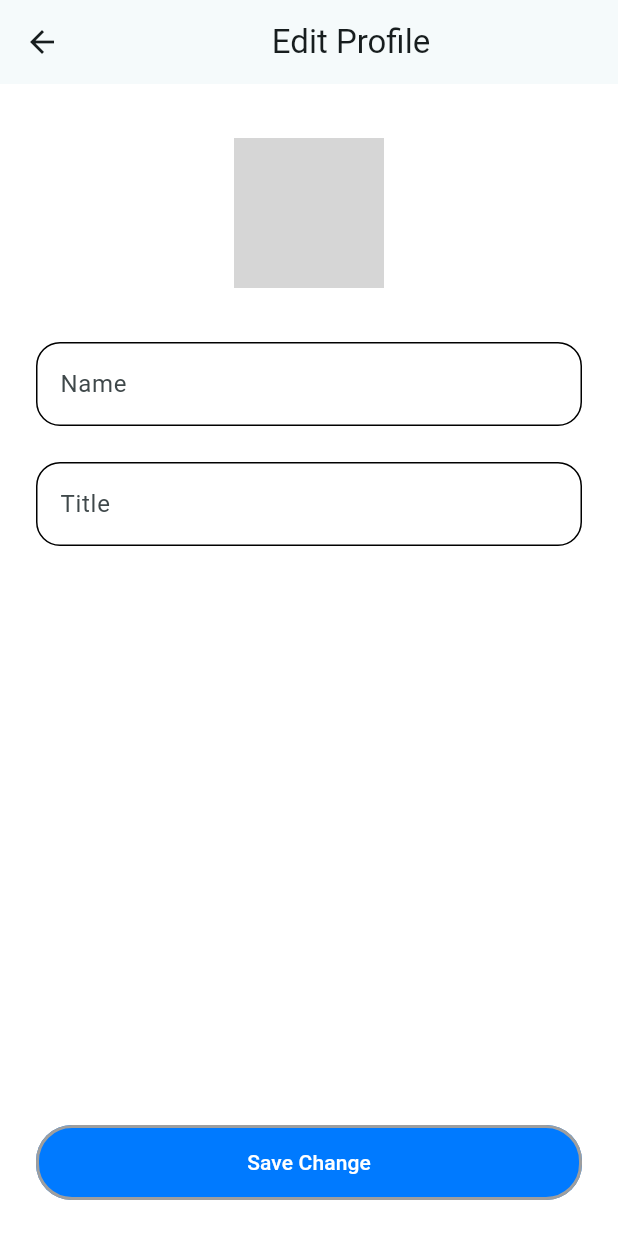
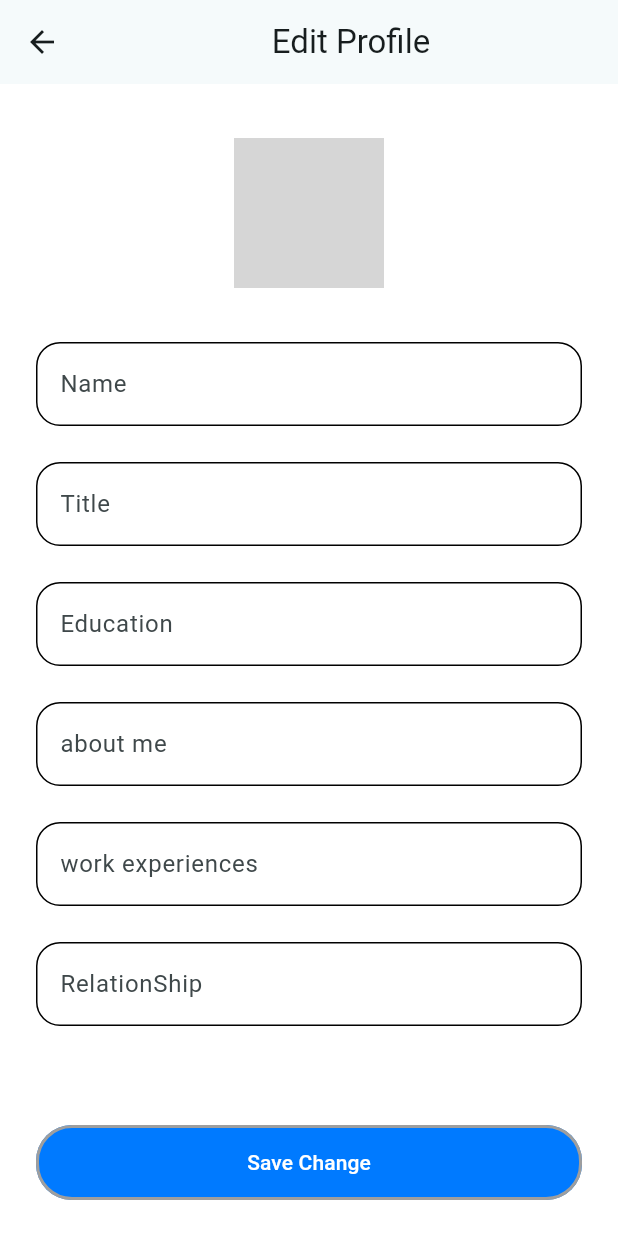
Before and after one commit to Abdo-mohamed727/Social-Media-App, a Flutter app: the EditProfilePage screen opened directly with empty values, on a phone screen of 412 x 824 dp. Run offline on Flutter 3.47's test engine with Material 3 defaults, Android fonts, the phone set to English and light mode, and no system bars; our stand-ins replace cached_network_image, file_picker, flutter_bloc, google_sign_in, image_picker, persistent_bottom_nav_bar_v2 and 1 more; accounts and stored records are empty; network calls fail; grey boxes are pictures that could not be loaded.

```diff
--- a/lib/core/utils/app_routs.dart
+++ b/lib/core/utils/app_routs.dart
@@ -1,5 +1,5 @@
 class AppRouts {
-  static const String authroute = "/";
+  static const String authroute = "/auth";
   static const String homeroute = "/home";
   static const String postroute = "/post";
   static const String notfoundpage = "/nopage";
--- a/lib/core/utils/app_tables.dart
+++ b/lib/core/utils/app_tables.dart
@@ -4,4 +4,5 @@ class AppTables {
   static const String stories = 'stories';
   static const String comments = 'comments';
   static const String story = 'story';
+  static const String userProfile = 'userprofile';
 }
--- a/lib/features/auth/cubit/cubit/auth_cubit.dart
+++ b/lib/features/auth/cubit/cubit/auth_cubit.dart
@@ -65,7 +65,7 @@ class AuthCubit extends Cubit<AuthState> {
   Future<void> signinWithgoogle() async {
     emit(AuthWithGoogleLooding());
     try {
-      await authservices.signInWithGoogle();
+      await authservices.googleSignIn();
       emit(AuthWithGoogleSuccess());
     } catch (e) {
       emit(AuthWithGoogleError(e.toString()));
--- a/lib/features/auth/models/user_data.dart
+++ b/lib/features/auth/models/user_data.dart
@@ -13,6 +13,10 @@ class UserData {
   final num? postscount;
   final List<String>? following;
   final List<String>? followers;
+  final String? aboutMe;
+  final String? workExperiences;
+  final String? education;
+  final String? relationShip;
 
   const UserData({
     required this.name,
@@ -26,6 +30,10 @@ class UserData {
     this.followingCount,
     this.following,
     this.followers,
+    this.aboutMe,
+    this.education,
+    this.workExperiences,
+    this.relationShip,
   });
 
   Map<String, dynamic> toMap() {
@@ -40,6 +48,10 @@ class UserData {
       if (followingCount != null) 'following_count': followingCount,
       'following': following,
       'followers': followers,
+      'about_me': aboutMe,
+      'work_experiences': workExperiences,
+      'education': education,
+      'relationship': relationShip,
     };
   }
 
@@ -59,6 +71,10 @@ class UserData {
       followers: map['followers'] != null
           ? List<String>.from(map['followers'] ?? [])
           : null,
+      aboutMe: map['about_me'] ?? '',
+      relationShip: map['relationship'] ?? '',
+      education: map['education'] ?? '',
+      workExperiences: map['work_experiences'],
     );
   }
 
@@ -77,6 +93,11 @@ class UserData {
     num? followerscount,
     num? followingcount,
     num? postscount,
+    String? aboutMe,
+    String? education,
+
+    String? workExperiences,
+    String? relationShip,
   }) {
     return UserData(
       name: name ?? this.name,
@@ -90,6 +111,11 @@ class UserData {
       following: following ?? this.following,
       followers: followers ?? this.followers,
       postscount: postscount ?? this.postscount,
+
+      aboutMe: aboutMe ?? this.aboutMe,
+      education: education ?? this.education,
+      workExperiences: workExperiences ?? this.workExperiences,
+      relationShip: relationShip ?? this.relationShip,
     );
   }
 }
--- a/lib/features/home/cubit/home_cubit.dart
+++ b/lib/features/home/cubit/home_cubit.dart
@@ -59,6 +59,7 @@ class HomeCubit extends Cubit<HomeState> {
         post = post.copyWith(commentsCount: postComments.length);
         if (userData != null) {
           post = post.copyWith(
+            authorImageUrl: userData.imgUrl,
             authorName: userData.name,
             isLiked: post.likes?.contains(userData.id) ?? false,
           );
--- a/lib/features/home/models/stories_model.dart
+++ b/lib/features/home/models/stories_model.dart
@@ -46,9 +46,7 @@ class StoriesModel {
       'imgUrl': imgUrl,
       'author_id': autherId,
       'created_at': createdAt,
-      'authorName': autherName,
       'text': text,
-      'author_image': authorimage,
     };
   }
 
@@ -57,9 +55,7 @@ class StoriesModel {
       imgUrl: map['imgUrl'] != null ? map['imgUrl'] as String : null,
       autherId: map['author_id'] ?? '',
       createdAt: map['created_at'] ?? '',
-      autherName: map['authorName'] ?? '',
       text: map['text'] != null ? map['text'] ?? '' : null,
-      authorimage: map['author_image'] ?? '',
     );
   }
 
--- a/lib/features/profile/cubit/edit_profile_cubit/cubit/edit_profile_cubit.dart
+++ b/lib/features/profile/cubit/edit_profile_cubit/cubit/edit_profile_cubit.dart
@@ -1,6 +1,9 @@
+import 'dart:io';
+
 import 'package:flutter_bloc/flutter_bloc.dart';
 import 'package:social_media_app/core/services/core_auth_services.dart';
 import 'package:social_media_app/features/profile/services/profile_services.dart';
+import 'package:supabase_flutter/supabase_flutter.dart';
 
 part 'edit_profile_state.dart';
 
@@ -8,24 +11,36 @@ class EditProfileCubit extends Cubit<EditProfileState> {
   EditProfileCubit() : super(EditProfileInitial());
   final profileServices = ProfileServices();
   final coreAuthServices = CoreAuthServices();
+  final supabaseStorageClient = Supabase.instance.client;
 
+File? Currentimage;
   Future<void> editProfilePage(
     String? name,
     String? title,
     String? imageurl,
+    String? education,
+    String? workExperiences,
+    String? aboutMe,
+    String? relationShip,
   ) async {
     emit(EditProfileLoading());
     try {
+
       final user = await coreAuthServices.getCurrentUserData();
       if (user == null) {
         emit(EditProfileFailed('Editing Failed'));
         return;
       }
       await profileServices.editProfilePage(
+
         userId: user.id,
         name: name,
         title: title,
-        imageUrl: imageurl,
+        imageUrl: Currentimage,
+        education: education,
+        workExperiences: workExperiences,
+        relationShip: relationShip,
+        aboutMe: aboutMe,
       );
       emit(EditProfileSuccess());
     } catch (e) {
--- a/lib/features/profile/services/profile_services.dart
+++ b/lib/features/profile/services/profile_services.dart
@@ -1,7 +1,9 @@
 import 'dart:io';
 
 import 'package:social_media_app/core/services/supabase_database_services.dart';
+import 'package:social_media_app/core/utils/app_constants.dart';
 import 'package:social_media_app/core/utils/app_tables.dart';
+import 'package:social_media_app/features/auth/models/user_data.dart';
 import 'package:social_media_app/features/home/models/post_model.dart';
 import 'package:supabase_flutter/supabase_flutter.dart';
 
@@ -23,13 +25,39 @@ class ProfileServices {
   }
 
   Future<void> editProfilePage({
+    UserData? userdata,
     required String userId,
     String? name,
     String? title,
-    String? imageUrl,
+    File? imageUrl,
+    String? education,
+    String? workExperiences,
+    String? aboutMe,
+    String? relationShip,
   }) async {
     try {
-      final values = {'name': name, 'title': title, 'img_Url': imageUrl};
+      String? image;
+      if (imageUrl != null) {
+        image = await supabaseStorageClient
+            .from(AppTables.userProfile)
+            .upload('private/${DateTime.now().toIso8601String()}', imageUrl);
+      }
+      // if(image != null){
+      //   userdata=userdata.copyWith(
+      //     imgUrl: '${AppConstants.baseMediaUrl}$imageUrl'
+      //   )
+
+      // }
+      final values = {
+        'name': name,
+        'title': title,
+        'img_Url': image,
+        'about_me': aboutMe,
+
+        'education': education,
+        'work_experiences': workExperiences,
+        'relationship': relationShip,
+      };
       await subabaseservices.updateRow(
         table: AppTables.users,
         values: values,
--- a/lib/features/profile/views/pages/edit_profile_page.dart
+++ b/lib/features/profile/views/pages/edit_profile_page.dart
@@ -1,11 +1,9 @@
-import 'dart:math';
-
 import 'package:cached_network_image/cached_network_image.dart';
 import 'package:flutter/material.dart';
 import 'package:flutter_bloc/flutter_bloc.dart';
-import 'package:social_media_app/core/utils/colors.dart';
 import 'package:social_media_app/core/widgets/main_button.dart';
 import 'package:social_media_app/features/auth/models/user_data.dart';
+import 'package:social_media_app/features/home/cubit/home_cubit.dart';
 import 'package:social_media_app/features/profile/cubit/edit_profile_cubit/cubit/edit_profile_cubit.dart';
 
 class EditProfilePage extends StatelessWidget {
@@ -17,8 +15,11 @@ class EditProfilePage extends StatelessWidget {
     return Scaffold(
       appBar: AppBar(elevation: 0, title: Center(child: Text('Edit Profile'))),
 
-      body: BlocProvider(
-        create: (context) => EditProfileCubit(),
+      body: MultiBlocProvider(
+        providers: [
+          BlocProvider(create: (context) => EditProfileCubit()),
+          BlocProvider(create: (context) => HomeCubit()),
+        ],
         child: EditProfileBody(userData: userData),
       ),
     );
@@ -36,10 +37,20 @@ class EditProfileBody extends StatefulWidget {
 class _EditProfileBodyState extends State<EditProfileBody> {
   final TextEditingController _nameController = TextEditingController();
   final TextEditingController _titleController = TextEditingController();
+  final TextEditingController _aboutmeController = TextEditingController();
+  final TextEditingController _relationshipController = TextEditingController();
+  final TextEditingController _workConrtoller = TextEditingController();
+  final TextEditingController _educationController = TextEditingController();
+
   @override
   void initState() {
     _nameController.text = widget.userData.name;
     _titleController.text = widget.userData.title ?? '';
+    _aboutmeController.text = widget.userData.aboutMe ?? '';
+    _relationshipController.text = widget.userData.relationShip ?? '';
+    _workConrtoller.text = widget.userData.workExperiences ?? '';
+    _educationController.text = widget.userData.education ?? '';
+
     super.initState();
   }
 
@@ -47,12 +58,17 @@ class _EditProfileBodyState extends State<EditProfileBody> {
   void dispose() {
     _nameController.dispose();
     _titleController.dispose();
+    _aboutmeController.dispose();
+    _educationController.dispose();
+    _relationshipController.dispose();
+    _workConrtoller.dispose();
     super.dispose();
   }
 
   @override
   Widget build(BuildContext context) {
     final editProfileCubit = context.read<EditProfileCubit>();
+    final homeCubit = context.read<HomeCubit>();
     return SafeArea(
       child: Padding(
         padding: const EdgeInsets.all(24.0),
@@ -67,17 +83,41 @@ class _EditProfileBodyState extends State<EditProfileBody> {
                     child: Stack(
                       alignment: Alignment.center,
                       children: [
-                        CircleAvatar(
-                          radius: 50,
-                          backgroundImage: CachedNetworkImageProvider(
-                            widget.userData.imgUrl ??
-                                'https://static.vecteezy.com/system/resources/thumbnails/003/337/584/small/default-avatar-photo-placeholder-profile-icon-vector.jpg',
-                          ),
+                        BlocBuilder<HomeCubit, HomeState>(
+                          bloc: homeCubit,
+                          buildWhen: (previous, current) =>
+                              current is PickingImage ||
+                              current is ImagePicked ||
+                              current is ImagePickedError,
+                          builder: (context, state) {
+                            if (state is PickingImage) {
+                              return Center(
+                                child: CircularProgressIndicator.adaptive(),
+                              );
+                            } else if (state is ImagePicked) {
+                              return CircleAvatar(
+                                radius: 50,
+                                backgroundImage: FileImage(state.image),
+                              );
+                            }
+                            return CircleAvatar(
+                              radius: 50,
+                              backgroundImage: CachedNetworkImageProvider(
+                                widget.userData.imgUrl ??
+                                    'https://static.vecteezy.com/system/resources/thumbnails/003/337/584/small/default-avatar-photo-placeholder-profile-icon-vector.jpg',
+                              ),
+                            );
+                          },
                         ),
                         CircleAvatar(
                           radius: 50,
                           backgroundColor: Colors.black54,
-                          child: Icon(Icons.edit, color: AppColors.white),
+                          child: IconButton(
+                            onPressed: () async {
+                              await homeCubit.pickImage();
+                            },
+                            icon: Icon(Icons.edit),
+                          ),
                         ),
                       ],
                     ),
@@ -92,6 +132,29 @@ class _EditProfileBodyState extends State<EditProfileBody> {
                   TextField(
                     controller: _titleController,
                     decoration: InputDecoration(hintText: 'Title'),
+                  ),
+                  SizedBox(height: 24),
+
+                  TextField(
+                    controller: _educationController,
+                    decoration: InputDecoration(hintText: 'Education'),
+                  ),
+
+                  SizedBox(height: 24),
+                  TextField(
+                    controller: _aboutmeController,
+                    decoration: InputDecoration(hintText: 'about me'),
+                  ),
+                  SizedBox(height: 24),
+
+                  TextField(
+                    controller: _workConrtoller,
+                    decoration: InputDecoration(hintText: 'work experiences'),
+                  ),
+                  SizedBox(height: 24),
+                  TextField(
+                    controller: _relationshipController,
+                    decoration: InputDecoration(hintText: 'RelationShip'),
                   ),
                 ],
               ),
@@ -124,6 +187,10 @@ class _EditProfileBodyState extends State<EditProfileBody> {
                       _nameController.text,
                       _titleController.text,
                       widget.userData.imgUrl,
+                      _aboutmeController.text,
+                      _educationController.text,
+                      _relationshipController.text,
+                      _workConrtoller.text,
                     );
                   },
                   width: double.infinity,
--- a/pubspec.yaml
+++ b/pubspec.yaml
@@ -18,7 +18,7 @@ dependencies:
   image_picker: ^1.2.0
   intl: ^0.20.2
   persistent_bottom_nav_bar_v2: ^6.1.0
-  supabase_flutter: ^2.0.0
+  supabase_flutter: ^2.5.1
 
 dev_dependencies:
   flutter_lints: ^5.0.0
```
Also changed, not shown: lib/features/auth/services/auth_services.dart (+66 -8 lines), lib/features/profile/views/widgets/profile_details_and_posts.dart (+65 -1 lines), pubspec.lock, 1 other file.
